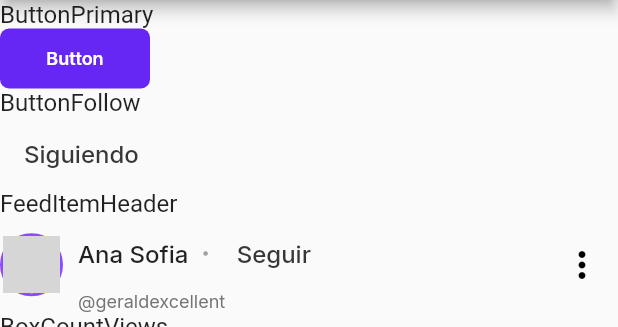
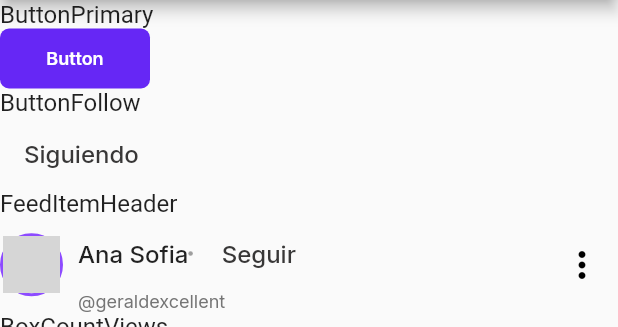
Before and after one commit to tipzty/tipzty_flutter_ui, a Flutter app: the screen it shows after launch, on a phone screen of 412 x 824 dp, the part 84-411 px from its top. Run offline on Flutter 3.47's test engine with Material 2 defaults, Android fonts, the phone set to English and light mode, and no system bars; drawn by our look-alikes of cached_network_image; our stand-ins replace google_fonts, websafe_svg; network calls fail; grey boxes are pictures that could not be loaded.

Commit message:
Update V3

```diff
--- a/lib/src/widgets/feed/feed_item_header.dart
+++ b/lib/src/widgets/feed/feed_item_header.dart
@@ -112,7 +112,7 @@ class FeedItemHeader extends StatelessWidget {
                   children: [
                     UserFullNameText(fullName),
                     Container(
-                      padding: EdgeInsets.fromLTRB(10, 0, 0, 0),
+                      // padding: EdgeInsets.fromLTRB(10, 0, 0, 0),
                       child: TextCircle(color: Colors.grey),
                     ),
                     ButtonFollow(
```
